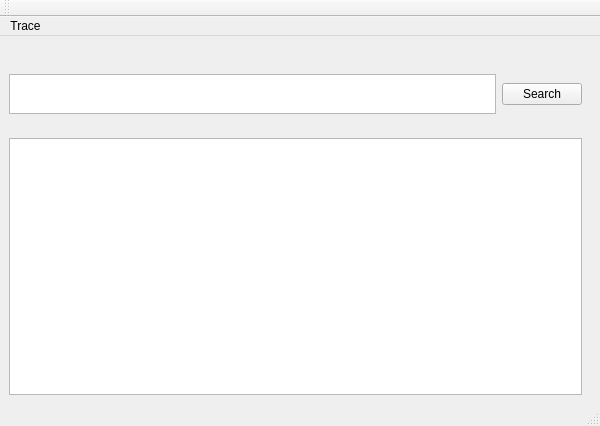
Above: QtWidgetsApplication1.ui from stefanzweig/qt_trace before the change. Below: the same form after it.
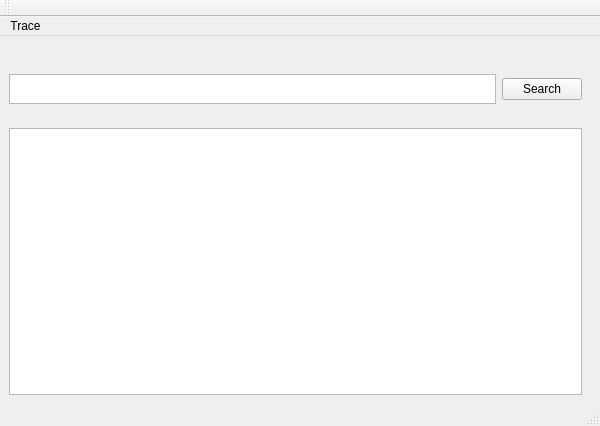
That is the form after the change.

```diff
--- a/QtWidgetsApplication1.ui
+++ b/QtWidgetsApplication1.ui
@@ -145,13 +145,13 @@
                    <property name="minimumSize">
                     <size>
                      <width>256</width>
-                     <height>40</height>
+                     <height>30</height>
                     </size>
                    </property>
                    <property name="maximumSize">
                     <size>
                      <width>16777215</width>
-                     <height>40</height>
+                     <height>30</height>
                     </size>
                    </property>
                   </widget>
```
